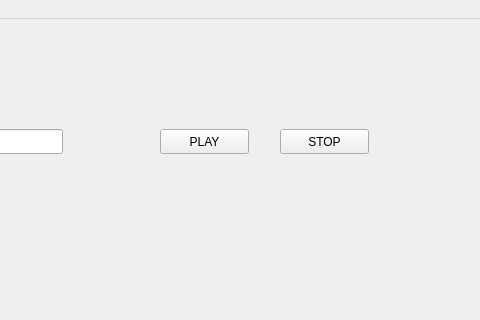
Above: src/mainwindow.ui from tianrking/qt_pro before the change; both pictures show x 320 to 800 and y 0 to 320 of the 800 by 600 pixel window. Below: the same form after it.
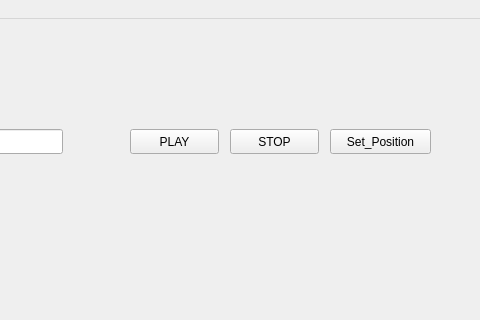
That is the form after the change.

Patch:
```diff
--- a/src/mainwindow.ui
+++ b/src/mainwindow.ui
@@ -169,7 +169,7 @@
    <widget class="QPushButton" name="pushButton_6">
     <property name="geometry">
      <rect>
-      <x>480</x>
+      <x>450</x>
       <y>110</y>
       <width>89</width>
       <height>25</height>
@@ -182,7 +182,7 @@
    <widget class="QPushButton" name="pushButton_7">
     <property name="geometry">
      <rect>
-      <x>600</x>
+      <x>550</x>
       <y>110</y>
       <width>89</width>
       <height>25</height>
@@ -192,6 +192,19 @@
      <string>STOP</string>
     </property>
    </widget>
+   <widget class="QPushButton" name="pushButton_8">
+    <property name="geometry">
+     <rect>
+      <x>650</x>
+      <y>110</y>
+      <width>101</width>
+      <height>25</height>
+     </rect>
+    </property>
+    <property name="text">
+     <string>Set_Position</string>
+    </property>
+   </widget>
   </widget>
   <widget class="QMenuBar" name="menubar">
    <property name="geometry">
```
